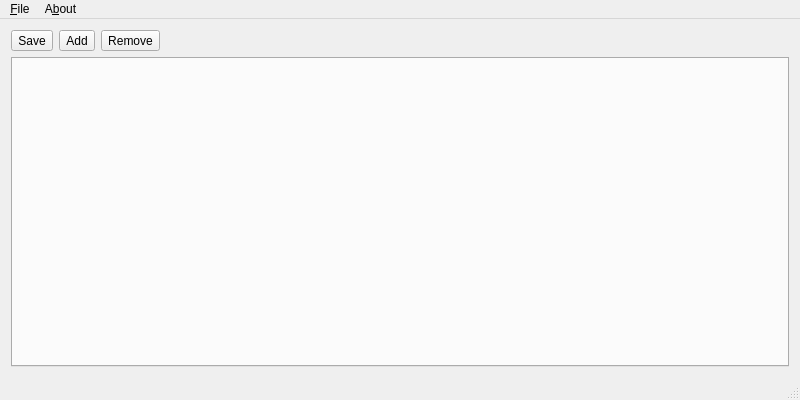
The window that app/src/MainWindow/MainWindow.ui (emmaexe/ntfyDesktop) describes before a commit, drawn with Qt 5.
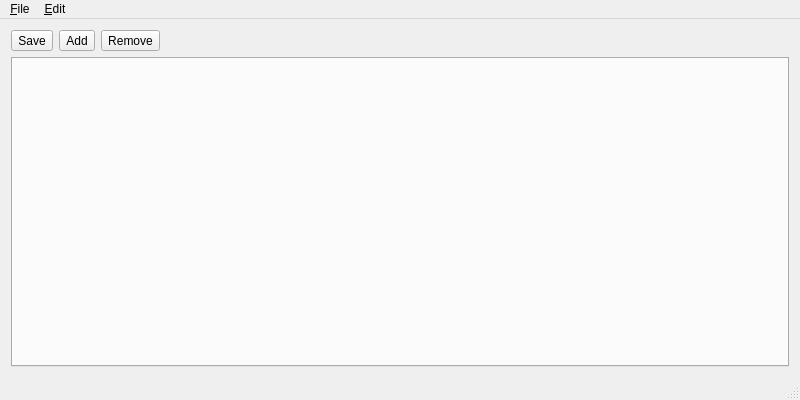
The same window after the commit. Icons and pictures are not drawn.

Commit message: [feat] Implement help menu with KHelpMenu; Change config reset functionality; Reorganize resources; Update KAboutData; Reorganize MenuBar

What changed in the file:
```diff
--- a/app/src/MainWindow/MainWindow.ui
+++ b/app/src/MainWindow/MainWindow.ui
@@ -110,19 +110,17 @@
     <addaction name="saveAction"/>
     <addaction name="reloadFromDiskAction"/>
     <addaction name="separator"/>
+    <addaction name="exitAction"/>
+   </widget>
+   <widget class="QMenu" name="menu_Edit">
+    <property name="title">
+     <string>&amp;Edit</string>
+    </property>
     <addaction name="addAction"/>
     <addaction name="removeAction"/>
-    <addaction name="separator"/>
-    <addaction name="exitAction"/>
-   </widget>
-   <widget class="QMenu" name="menuAbout">
-    <property name="title">
-     <string>A&amp;bout</string>
-    </property>
-    <addaction name="aboutAction"/>
    </widget>
    <addaction name="menuFile"/>
-   <addaction name="menuAbout"/>
+   <addaction name="menu_Edit"/>
   </widget>
   <action name="saveAction">
    <property name="icon">
```
Left out of the diff: 28 changed lines with no effect on the pictures. The commit also changes 12 other files.
